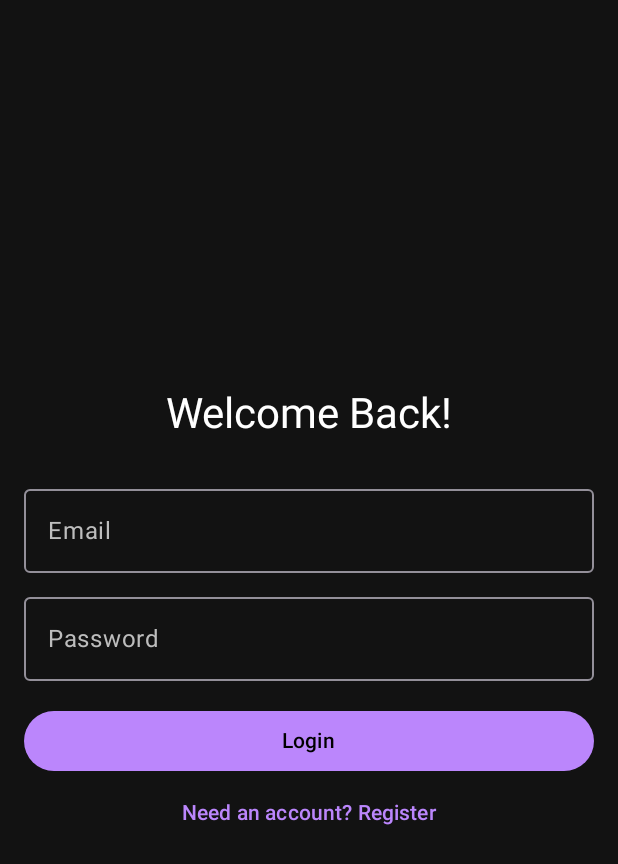
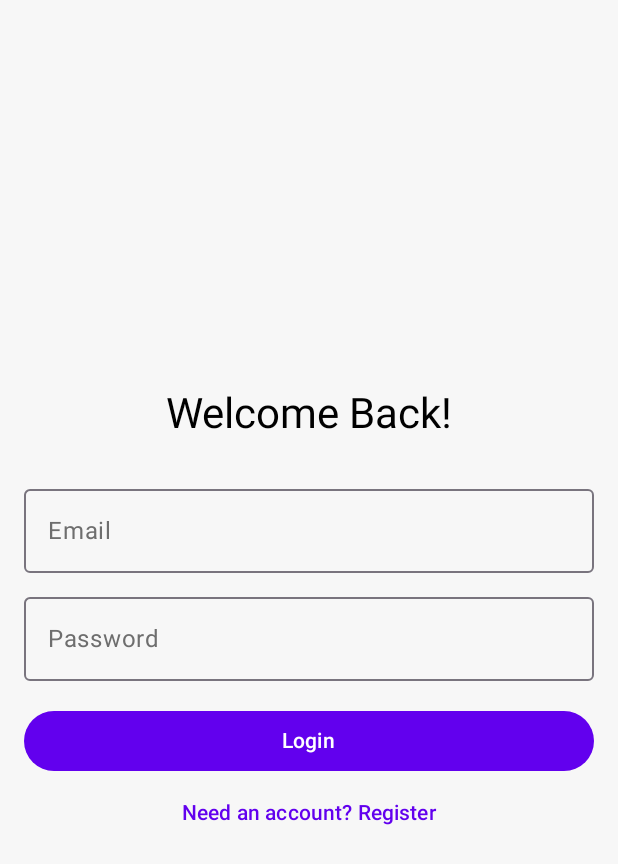
Before and after one commit to HunterAbhi001/GymMembershipManagement, an Android app built with Jetpack Compose: the screen it shows after launch (MainActivity), on a phone screen of 412 x 824 dp. Shown: the top 864 px of the screen. Run offline under Robolectric (Android 15) with nearby library versions, the phone set to English and light mode, and no system bars; our stand-ins replace Firebase (no records; nobody signed in at launch, a user with empty details on screens opened directly).

```diff
--- a/app/build.gradle.kts
+++ b/app/build.gradle.kts
@@ -77,10 +77,12 @@ dependencies {
     implementation("androidx.compose.ui:ui-tooling-preview")
     implementation("androidx.compose.material3:material3")
     implementation("androidx.compose.material:material-icons-extended")
+    implementation("androidx.datastore:datastore-preferences:1.1.1")
 
     // Navigation & viewmodel-compose
     implementation("androidx.navigation:navigation-compose:2.7.7")
     implementation("androidx.lifecycle:lifecycle-viewmodel-compose:2.8.1")
+    implementation("com.google.android.material:material:1.12.0")
 
     //Image Orientation
     implementation("androidx.exifinterface:exifinterface:1.3.7")
--- a/app/src/main/java/com/example/gymmanagement/MainActivity.kt
+++ b/app/src/main/java/com/example/gymmanagement/MainActivity.kt
@@ -8,24 +8,32 @@ import androidx.compose.material3.MaterialTheme
 import androidx.compose.material3.Surface
 import androidx.compose.runtime.*
 import androidx.compose.ui.Modifier
+import androidx.lifecycle.ViewModelProvider
 import com.example.gymmanagement.ui.navigation.AuthGate
 import com.example.gymmanagement.ui.theme.GymManagementTheme
+import com.example.gymmanagement.viewmodel.ThemeViewModel
+import com.example.gymmanagement.viewmodel.ThemeViewModelFactory
 
 class MainActivity : AppCompatActivity() {
     override fun onCreate(savedInstanceState: Bundle?) {
         super.onCreate(savedInstanceState)
+
+        // --- UPDATED: Get the ThemeViewModel instance ---
+        val themeViewModel = ViewModelProvider(this, ThemeViewModelFactory(application)).get(ThemeViewModel::class.java)
+
         setContent {
-            var isDarkTheme by remember { mutableStateOf(true) }
+            // --- UPDATED: Collect the theme state from the ViewModel ---
+            val isDarkTheme by themeViewModel.darkTheme.collectAsState()
 
             GymManagementTheme(darkTheme = isDarkTheme) {
                 Surface(
                     modifier = Modifier.fillMaxSize(),
                     color = MaterialTheme.colorScheme.background
                 ) {
-                    // This is correct: The app starts with the AuthGate to check for login.
+                    // --- UPDATED: The toggle function now calls the ViewModel ---
                     AuthGate(
                         isDarkTheme = isDarkTheme,
-                        onThemeToggle = { isDarkTheme = !isDarkTheme }
+                        onThemeToggle = { themeViewModel.toggleTheme() }
                     )
                 }
             }
--- a/app/src/main/java/com/example/gymmanagement/ui/navigation/AppNavigator.kt
+++ b/app/src/main/java/com/example/gymmanagement/ui/navigation/AppNavigator.kt
@@ -165,7 +165,8 @@ fun AppNavigator(
                 navController = navController,
                 member = member,
                 onDelete = { if (member != null) viewModel.deleteMember(member) },
-                viewModel = viewModel
+                viewModel = viewModel,
+                isDarkTheme = isDarkTheme
             )
         }
 
--- /dev/null
+++ b/app/src/main/java/com/example/gymmanagement/viewmodel/ThemeViewModel.kt
@@ -0,0 +1,61 @@
+package com.example.gymmanagement.viewmodel
+
+import android.app.Application
+import androidx.datastore.preferences.core.booleanPreferencesKey
+import androidx.datastore.preferences.core.edit
+import androidx.datastore.preferences.preferencesDataStore
+import androidx.lifecycle.AndroidViewModel
+import androidx.lifecycle.ViewModel
+import androidx.lifecycle.ViewModelProvider
+import androidx.lifecycle.viewModelScope
+import kotlinx.coroutines.flow.SharingStarted
+import kotlinx.coroutines.flow.map
+import kotlinx.coroutines.flow.stateIn
+import kotlinx.coroutines.launch
+
+// Create the DataStore instance at the top level
+private val Application.dataStore by preferencesDataStore(name = "settings")
+
+class ThemeViewModel(application: Application) : AndroidViewModel(application) {
+
+    private val dataStore = application.dataStore
+
+    // Define the key for our dark theme preference
+    companion object {
+        val DARK_THEME_KEY = booleanPreferencesKey("dark_theme_enabled")
+    }
+
+    // Read the theme preference from DataStore and expose it as a StateFlow.
+    // Default to 'true' (dark theme) if no setting is found.
+    val darkTheme = dataStore.data
+        .map { preferences ->
+            preferences[DARK_THEME_KEY] ?: false
+        }
+        .stateIn(
+            scope = viewModelScope,
+            started = SharingStarted.WhileSubscribed(5000),
+            initialValue = false
+        )
+
+    // Function to toggle the theme and save the new preference to DataStore.
+    fun toggleTheme() {
+        viewModelScope.launch {
+            dataStore.edit { preferences ->
+                val currentTheme = preferences[DARK_THEME_KEY] ?: false
+                preferences[DARK_THEME_KEY] = !currentTheme
+            }
+        }
+    }
+}
+
+
+// Factory to create the ThemeViewModel
+class ThemeViewModelFactory(private val application: Application) : ViewModelProvider.Factory {
+    override fun <T : ViewModel> create(modelClass: Class<T>): T {
+        if (modelClass.isAssignableFrom(ThemeViewModel::class.java)) {
+            @Suppress("UNCHECKED_CAST")
+            return ThemeViewModel(application) as T
+        }
+        throw IllegalArgumentException("Unknown ViewModel class")
+    }
+}
--- a/app/src/main/res/values/colors.xml
+++ b/app/src/main/res/values/colors.xml
@@ -7,4 +7,5 @@
     <color name="teal_700">#FF018786</color>
     <color name="black">#FF000000</color>
     <color name="white">#FFFFFFFF</color>
+    <color name="red_accent">#FF5252</color>
 </resources>
```
Also changed, not shown: app/src/main/java/com/example/gymmanagement/ui/screens/AddEditMemberScreen.kt (+29 -2 lines), app/src/main/java/com/example/gymmanagement/ui/screens/DashboardScreen.kt (+8 -6 lines), app/src/main/java/com/example/gymmanagement/ui/screens/MemberDetailScreen.kt (+44 -41 lines), app/src/main/res/values/themes.xml (+12 -0 lines).
